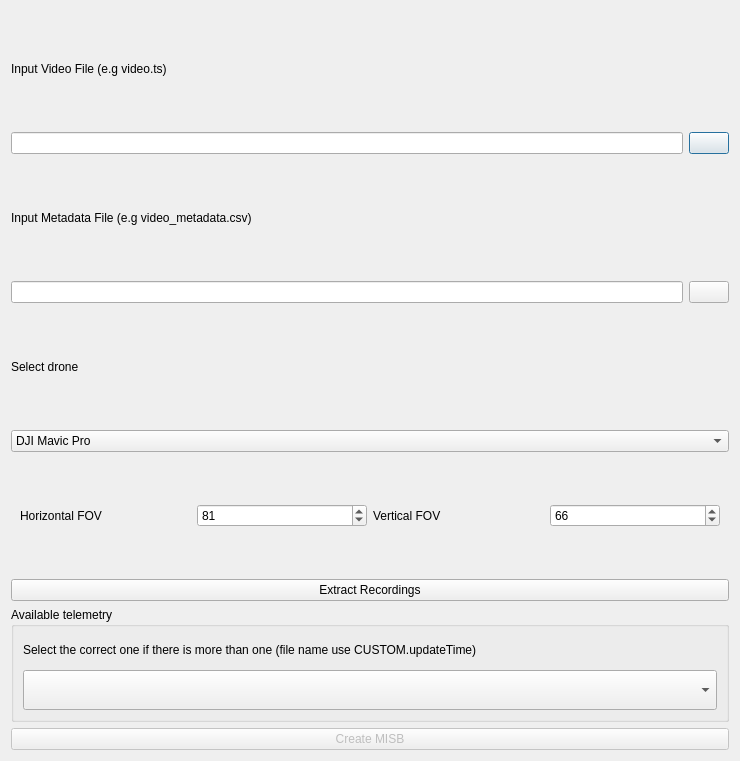
The window that code/ui/ui_FmvMultiplexer.ui (All4Gis/QGISFMV) describes before a commit, drawn with Qt 5.
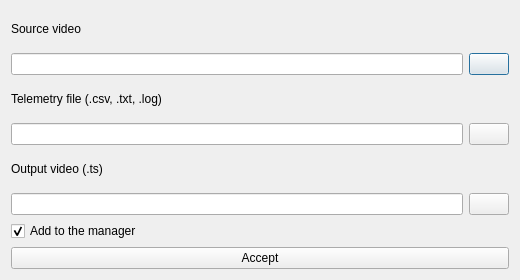
The same window after the commit. Icons and pictures are not drawn.

Patch:
```diff
--- a/code/ui/ui_FmvMultiplexer.ui
+++ b/code/ui/ui_FmvMultiplexer.ui
@@ -6,8 +6,8 @@
    <rect>
     <x>0</x>
     <y>0</y>
-    <width>740</width>
-    <height>761</height>
+    <width>520</width>
+    <height>280</height>
    </rect>
   </property>
   <property name="windowTitle">
@@ -21,7 +21,7 @@
    <item>
     <widget class="QLabel" name="label">
      <property name="text">
-      <string>Input Video File (e.g video.ts)</string>
+      <string>Source video</string>
      </property>
     </widget>
    </item>
@@ -53,7 +53,7 @@
    <item>
     <widget class="QLabel" name="label_2">
      <property name="text">
-      <string>Input Metadata File (e.g video_metadata.csv)</string>
+      <string>Telemetry file (.csv, .txt, .log)</string>
      </property>
     </widget>
    </item>
@@ -85,129 +85,45 @@
    <item>
     <widget class="QLabel" name="label_3">
      <property name="text">
-      <string>Select drone</string>
+      <string>Output video (.ts)</string>
      </property>
     </widget>
    </item>
    <item>
-    <widget class="QComboBox" name="cmb_drone">
+    <layout class="QHBoxLayout" name="horizontalLayout_2">
      <item>
-      <property name="text">
-       <string>DJI Mavic Pro</string>
-      </property>
+      <widget class="QLineEdit" name="ln_outputVideo"/>
      </item>
-    </widget>
+     <item>
+      <widget class="QPushButton" name="btn_saveVideo">
+       <property name="text">
+        <string/>
+       </property>
+       <property name="icon">
+        <iconset resource="resources.qrc">
+         <normaloff>:/imgFMV/images/misc/opened-folder.png</normaloff>:/imgFMV/images/misc/opened-folder.png</iconset>
+       </property>
+      </widget>
+     </item>
+    </layout>
    </item>
    <item>
-    <widget class="QWidget" name="widget_2" native="true">
-     <layout class="QHBoxLayout" name="horizontalLayout_3">
-      <item>
-       <widget class="QLabel" name="label_4">
-        <property name="text">
-         <string>Horizontal FOV</string>
-        </property>
-       </widget>
-      </item>
-      <item>
-       <widget class="QSpinBox" name="sp_hfov">
-        <property name="value">
-         <number>81</number>
-        </property>
-       </widget>
-      </item>
-      <item>
-       <widget class="QLabel" name="label_5">
-        <property name="text">
-         <string>Vertical FOV</string>
-        </property>
-       </widget>
-      </item>
-      <item>
-       <widget class="QSpinBox" name="sp_vfov">
-        <property name="value">
-         <number>66</number>
-        </property>
-       </widget>
-      </item>
-     </layout>
-    </widget>
-   </item>
-   <item>
-    <widget class="QPushButton" name="bt_createCSV">
-     <property name="cursor">
-      <cursorShape>PointingHandCursor</cursorShape>
-     </property>
+    <widget class="QCheckBox" name="chk_addManager">
      <property name="text">
-      <string>Extract Recordings</string>
+      <string>Add to the manager</string>
      </property>
-    </widget>
-   </item>
-   <item>
-    <widget class="QGroupBox" name="gb_telemetry">
-     <property name="minimumSize">
-      <size>
-       <width>0</width>
-       <height>0</height>
-      </size>
+     <property name="checked">
+      <bool>true</bool>
      </property>
-     <property name="title">
-      <string>Available telemetry</string>
-     </property>
-     <property name="flat">
-      <bool>false</bool>
-     </property>
-     <property name="checkable">
-      <bool>false</bool>
-     </property>
-     <layout class="QVBoxLayout" name="verticalLayout_3">
-      <item>
-       <widget class="QLabel" name="label_6">
-        <property name="sizePolicy">
-         <sizepolicy hsizetype="Preferred" vsizetype="Fixed">
-          <horstretch>0</horstretch>
-          <verstretch>0</verstretch>
-         </sizepolicy>
-        </property>
-        <property name="minimumSize">
-         <size>
-          <width>0</width>
-          <height>0</height>
-         </size>
-        </property>
-        <property name="text">
-         <string>Select the correct one if there is more than one (file name use CUSTOM.updateTime)</string>
-        </property>
-        <property name="scaledContents">
-         <bool>true</bool>
-        </property>
-        <property name="wordWrap">
-         <bool>true</bool>
-        </property>
-       </widget>
-      </item>
-      <item>
-       <widget class="QComboBox" name="cmb_telemetry">
-        <property name="sizePolicy">
-         <sizepolicy hsizetype="Preferred" vsizetype="Preferred">
-          <horstretch>0</horstretch>
-          <verstretch>0</verstretch>
-         </sizepolicy>
-        </property>
-       </widget>
-      </item>
-     </layout>
     </widget>
    </item>
    <item>
     <widget class="QPushButton" name="bt_createMISB">
-     <property name="enabled">
-      <bool>false</bool>
-     </property>
      <property name="cursor">
       <cursorShape>PointingHandCursor</cursorShape>
      </property>
      <property name="text">
-      <string>Create MISB</string>
+      <string>Accept</string>
      </property>
     </widget>
    </item>
```
Left out of the diff: 60 changed lines with no effect on the pictures.
